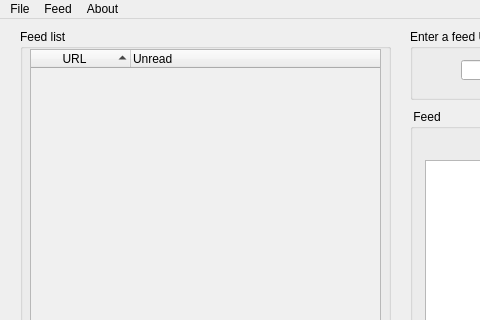
The window that mainwindow.ui (henriwi/rssreader) describes before a commit, drawn with Qt 5; both pictures show x 0 to 480 and y 0 to 320 of the 1118 by 668 pixel window.
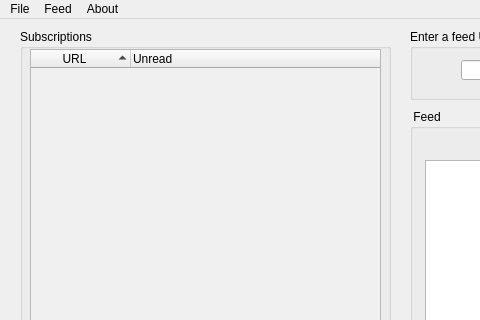
The same window after the commit.

Commit message: Kun progressbar når brukeren legger inn en ny feed. Ikke når man oppdaterer. Brukeren får beskjed om nye feeder fra systemtrayiconet

```diff
--- a/mainwindow.ui
+++ b/mainwindow.ui
@@ -163,7 +163,7 @@
      </rect>
     </property>
     <property name="title">
-     <string>Feed list</string>
+     <string>Subscriptions</string>
     </property>
     <widget class="QTreeWidget" name="treeWidget">
      <property name="geometry">
```
Left out of the diff: 3 changed lines with no effect on the pictures. The commit also changes 2 other files.
